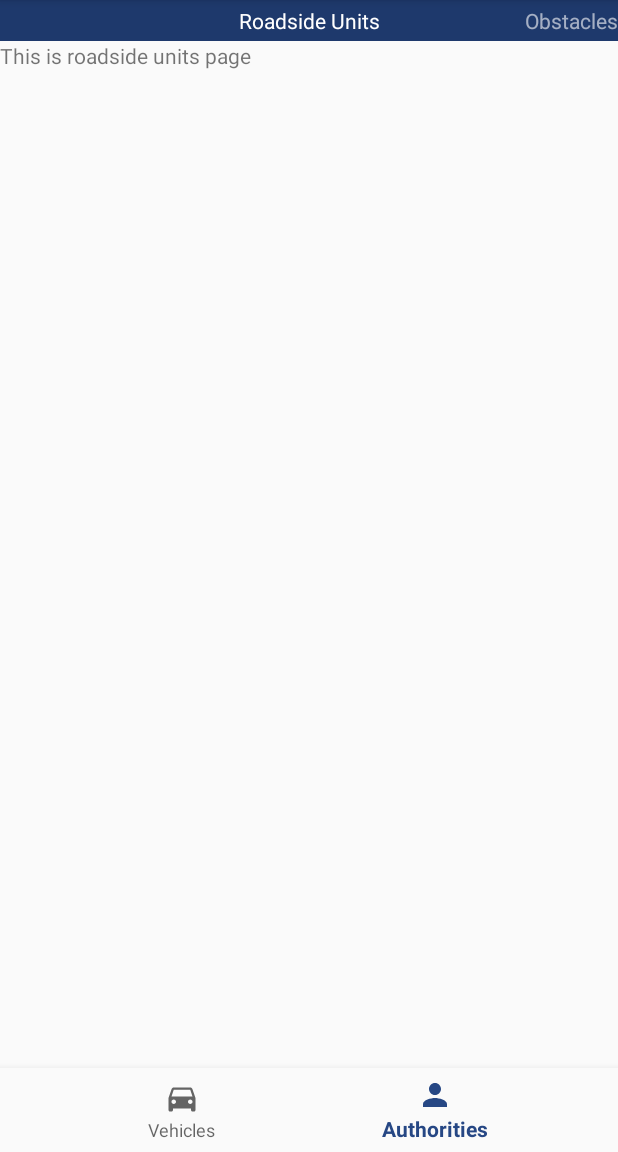
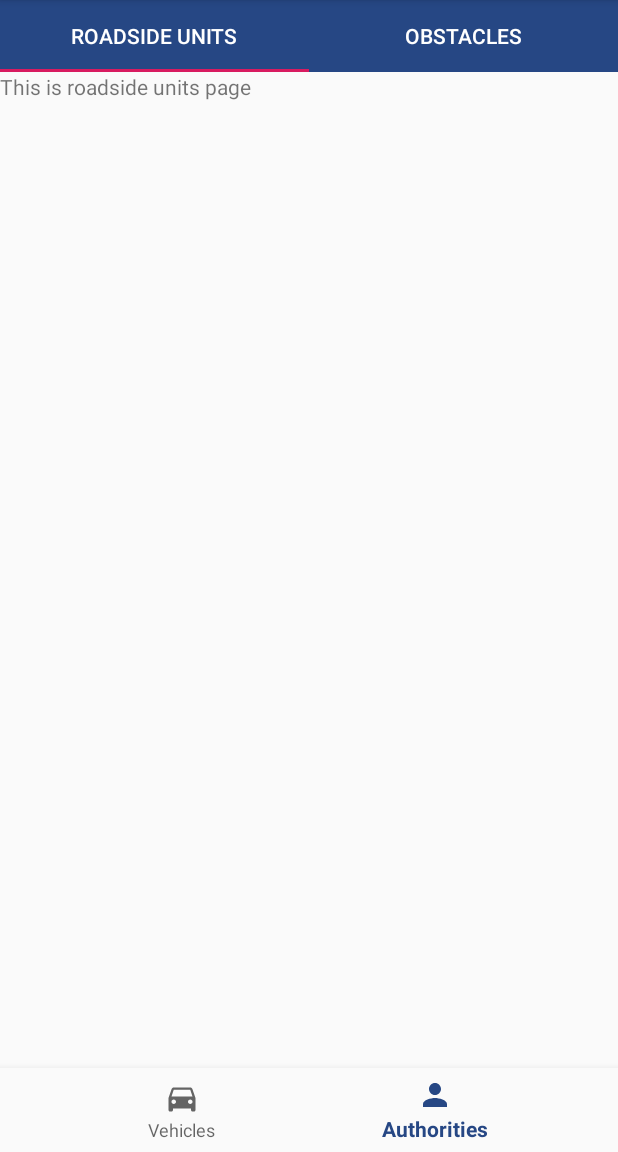
Before and after one commit to dkarageo/SladesCompanion, an Android app: the screen it shows after launch (MainActivity), item 2 of the bottom bar chosen, on a phone screen of 412 x 824 dp, the part 84-1236 px from its top. Run offline under Robolectric (Android 15) with nearby library versions, the phone set to English and light mode, and no system bars.

Commit message:
Implemented tab layout on authorities screen.

```diff
--- a/app/src/main/java/com/dkarageo/sladescompanion/authorities/AuthoritiesFragment.java
+++ b/app/src/main/java/com/dkarageo/sladescompanion/authorities/AuthoritiesFragment.java
@@ -2,6 +2,7 @@ package com.dkarageo.sladescompanion.authorities;
 
 
 import android.os.Bundle;
+import android.support.design.widget.TabLayout;
 import android.support.v4.app.Fragment;
 import android.support.v4.app.FragmentManager;
 import android.support.v4.app.FragmentPagerAdapter;
@@ -41,6 +42,8 @@ public class AuthoritiesFragment extends Fragment {
         mViewPager = getActivity().findViewById(R.id.authorities_viewpager);
         mViewPager.setAdapter(mPagerAdapter);
 
+        TabLayout tabLayout = getActivity().findViewById(R.id.authorities_viewpager_tablayout);
+        tabLayout.setupWithViewPager(mViewPager);
     }
 
     public class AuthoritiesPagerAdapter extends FragmentPagerAdapter {
--- a/app/src/main/res/layout/fragment_authorities.xml
+++ b/app/src/main/res/layout/fragment_authorities.xml
@@ -1,20 +1,21 @@
 <?xml version="1.0" encoding="utf-8"?>
+
 <android.support.v4.view.ViewPager
     xmlns:android="http://schemas.android.com/apk/res/android"
     xmlns:tools="http://schemas.android.com/tools"
+    xmlns:app="http://schemas.android.com/apk/res-auto"
     android:id="@+id/authorities_viewpager"
     android:layout_width="match_parent"
     android:layout_height="match_parent"
     tools:context=".authorities.AuthoritiesFragment">
 
-    <android.support.v4.view.PagerTitleStrip
-        android:id="@+id/authorities_titlestrip"
+    <android.support.design.widget.TabLayout
+        android:id="@+id/authorities_viewpager_tablayout"
+        android:layout_width="match_parent"
         android:layout_height="wrap_content"
-        android:layout_width="match_parent"
         android:layout_gravity="top"
-        android:background="@color/colorPrimaryDark"
-        android:textColor="@color/white"
-        android:paddingTop="4dp"
-        android:paddingBottom="4dp" />
+        app:tabBackground="@color/colorPrimary"
+        app:tabTextColor="@color/white"
+        app:tabIndicatorColor="@color/colorAccent" />
 
 </android.support.v4.view.ViewPager>
```
